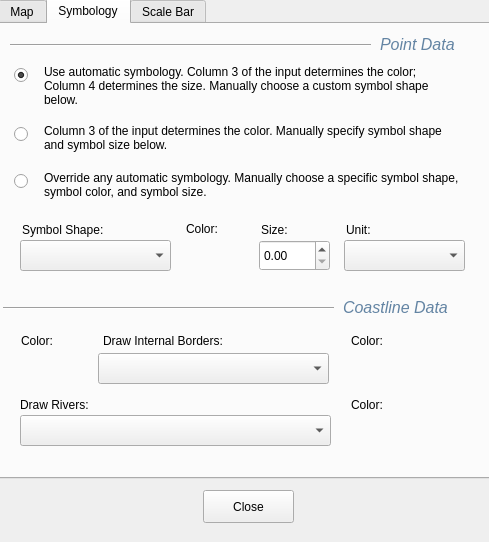
This is mapui/support/interfaces/options.ui in cheapstr73/mapui as Qt 5 draws it before an edit. The edited form follows.
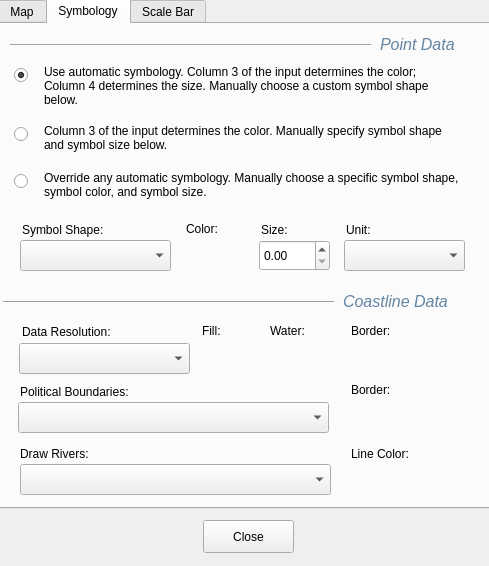
This is the edited form. The open tabs and pages were chosen to show the change. Icons and pictures are not drawn.

```diff
--- a/mapui/support/interfaces/options.ui
+++ b/mapui/support/interfaces/options.ui
@@ -10,7 +10,7 @@
     <x>0</x>
     <y>0</y>
     <width>489</width>
-    <height>542</height>
+    <height>566</height>
    </rect>
   </property>
   <property name="windowTitle">
@@ -28,7 +28,7 @@
      <x>-2</x>
      <y>-2</y>
      <width>501</width>
-     <height>481</height>
+     <height>511</height>
     </rect>
    </property>
    <property name="layoutDirection">
@@ -1575,7 +1575,7 @@
      <property name="geometry">
       <rect>
        <x>3</x>
-       <y>274</y>
+       <y>268</y>
        <width>331</width>
        <height>20</height>
       </rect>
@@ -1679,7 +1679,7 @@
      <property name="geometry">
       <rect>
        <x>343</x>
-       <y>273</y>
+       <y>267</y>
        <width>121</width>
        <height>21</height>
       </rect>
@@ -1788,9 +1788,9 @@
     <widget class="QWidget" name="horizontalLayoutWidget_2">
      <property name="geometry">
       <rect>
-       <x>19</x>
-       <y>328</y>
-       <width>51</width>
+       <x>197</x>
+       <y>318</y>
+       <width>61</width>
        <height>31</height>
       </rect>
      </property>
@@ -1799,22 +1799,22 @@
     <widget class="QLabel" name="label_19">
      <property name="geometry">
       <rect>
-       <x>21</x>
-       <y>308</y>
+       <x>202</x>
+       <y>298</y>
        <width>51</width>
        <height>17</height>
       </rect>
      </property>
      <property name="text">
-      <string>Color:</string>
+      <string>Fill:</string>
      </property>
     </widget>
     <widget class="QComboBox" name="combo_coastline_national_boundary_type">
      <property name="geometry">
       <rect>
-       <x>98</x>
-       <y>329</y>
-       <width>231</width>
+       <x>18</x>
+       <y>378</y>
+       <width>311</width>
        <height>31</height>
       </rect>
      </property>
@@ -1822,34 +1822,34 @@
     <widget class="QLabel" name="label_2">
      <property name="geometry">
       <rect>
-       <x>103</x>
-       <y>308</y>
+       <x>20</x>
+       <y>359</y>
        <width>151</width>
        <height>17</height>
       </rect>
      </property>
      <property name="text">
-      <string>Draw Internal Borders:</string>
+      <string>Political Boundaries:</string>
      </property>
     </widget>
     <widget class="QLabel" name="label_20">
      <property name="geometry">
       <rect>
        <x>351</x>
-       <y>372</y>
-       <width>51</width>
+       <y>421</y>
+       <width>71</width>
        <height>17</height>
       </rect>
      </property>
      <property name="text">
-      <string>Color:</string>
+      <string>Line Color:</string>
      </property>
     </widget>
     <widget class="QComboBox" name="combo_coastline_river_type">
      <property name="geometry">
       <rect>
        <x>20</x>
-       <y>391</y>
+       <y>440</y>
        <width>311</width>
        <height>31</height>
       </rect>
@@ -1859,7 +1859,7 @@
      <property name="geometry">
       <rect>
        <x>20</x>
-       <y>372</y>
+       <y>421</y>
        <width>101</width>
        <height>17</height>
       </rect>
@@ -1872,20 +1872,20 @@
      <property name="geometry">
       <rect>
        <x>351</x>
-       <y>308</y>
+       <y>357</y>
        <width>51</width>
        <height>17</height>
       </rect>
      </property>
      <property name="text">
-      <string>Color:</string>
+      <string>Border:</string>
      </property>
     </widget>
     <widget class="QWidget" name="horizontalLayoutWidget_3">
      <property name="geometry">
       <rect>
        <x>350</x>
-       <y>391</y>
+       <y>440</y>
        <width>111</width>
        <height>31</height>
       </rect>
@@ -1896,13 +1896,84 @@
      <property name="geometry">
       <rect>
        <x>350</x>
-       <y>328</y>
+       <y>377</y>
        <width>111</width>
        <height>33</height>
       </rect>
      </property>
      <layout class="QHBoxLayout" name="coastline_national_boundary_layout"/>
     </widget>
+    <widget class="QWidget" name="horizontalLayoutWidget_9">
+     <property name="geometry">
+      <rect>
+       <x>265</x>
+       <y>318</y>
+       <width>61</width>
+       <height>31</height>
+      </rect>
+     </property>
+     <layout class="QHBoxLayout" name="coastline_water_color_layout"/>
+    </widget>
+    <widget class="QLabel" name="label_81">
+     <property name="geometry">
+      <rect>
+       <x>270</x>
+       <y>298</y>
+       <width>51</width>
+       <height>17</height>
+      </rect>
+     </property>
+     <property name="text">
+      <string>Water:</string>
+     </property>
+    </widget>
+    <widget class="QLabel" name="label_82">
+     <property name="geometry">
+      <rect>
+       <x>351</x>
+       <y>298</y>
+       <width>51</width>
+       <height>17</height>
+      </rect>
+     </property>
+     <property name="text">
+      <string>Border:</string>
+     </property>
+    </widget>
+    <widget class="QWidget" name="horizontalLayoutWidget_10">
+     <property name="geometry">
+      <rect>
+       <x>350</x>
+       <y>316</y>
+       <width>111</width>
+       <height>33</height>
+      </rect>
+     </property>
+     <layout class="QHBoxLayout" name="coastline_border_layout"/>
+    </widget>
+    <widget class="QLabel" name="label_83">
+     <property name="geometry">
+      <rect>
+       <x>22</x>
+       <y>298</y>
+       <width>111</width>
+       <height>20</height>
+      </rect>
+     </property>
+     <property name="text">
+      <string>Data Resolution:</string>
+     </property>
+    </widget>
+    <widget class="QComboBox" name="combo_resolution">
+     <property name="geometry">
+      <rect>
+       <x>19</x>
+       <y>319</y>
+       <width>171</width>
+       <height>31</height>
+      </rect>
+     </property>
+    </widget>
     <zorder>combo_symbols</zorder>
     <zorder>spin_symbology_size</zorder>
     <zorder>combo_symbology_size_unit</zorder>
@@ -3003,7 +3074,7 @@
    <property name="geometry">
     <rect>
      <x>203</x>
-     <y>490</y>
+     <y>520</y>
      <width>91</width>
      <height>33</height>
     </rect>
```
Left out of the diff: 60 changed lines with no effect on the pictures.
